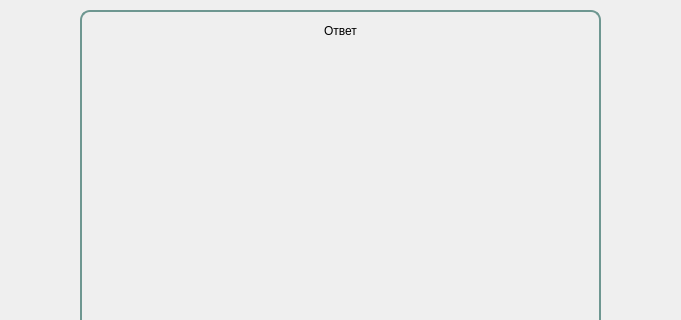
This is results.ui in Haveryx/SimplexMethod as Qt 5 draws it before an edit; both pictures show x 230 to 911 and y 0 to 320 of the 1142 by 654 pixel window. The edited form follows.
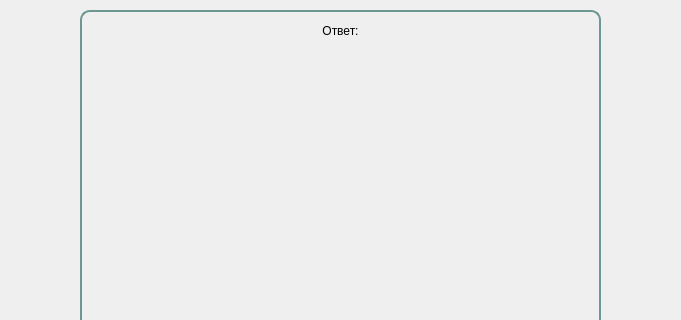
This is the edited form.

Commit message: Фикс вывода если нет решения

Patch:
```diff
--- a/results.ui
+++ b/results.ui
@@ -45,7 +45,7 @@
      </rect>
     </property>
     <property name="text">
-     <string>Ответ</string>
+     <string>Ответ:</string>
     </property>
     <property name="alignment">
      <set>Qt::AlignCenter</set>
```
The commit also changes 2 other files.
